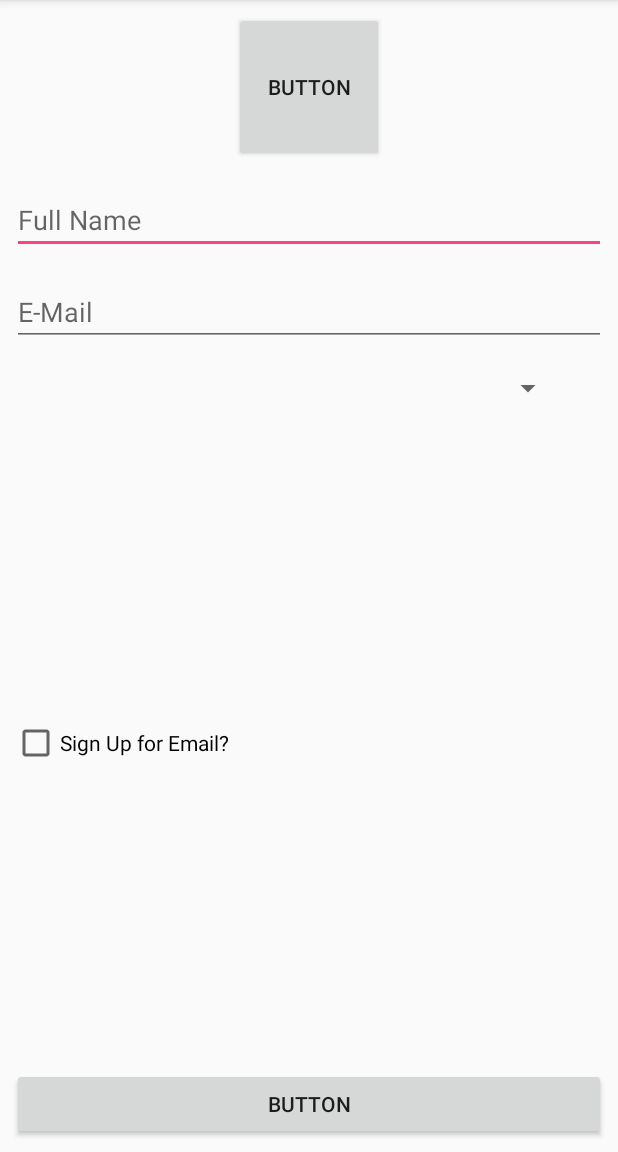
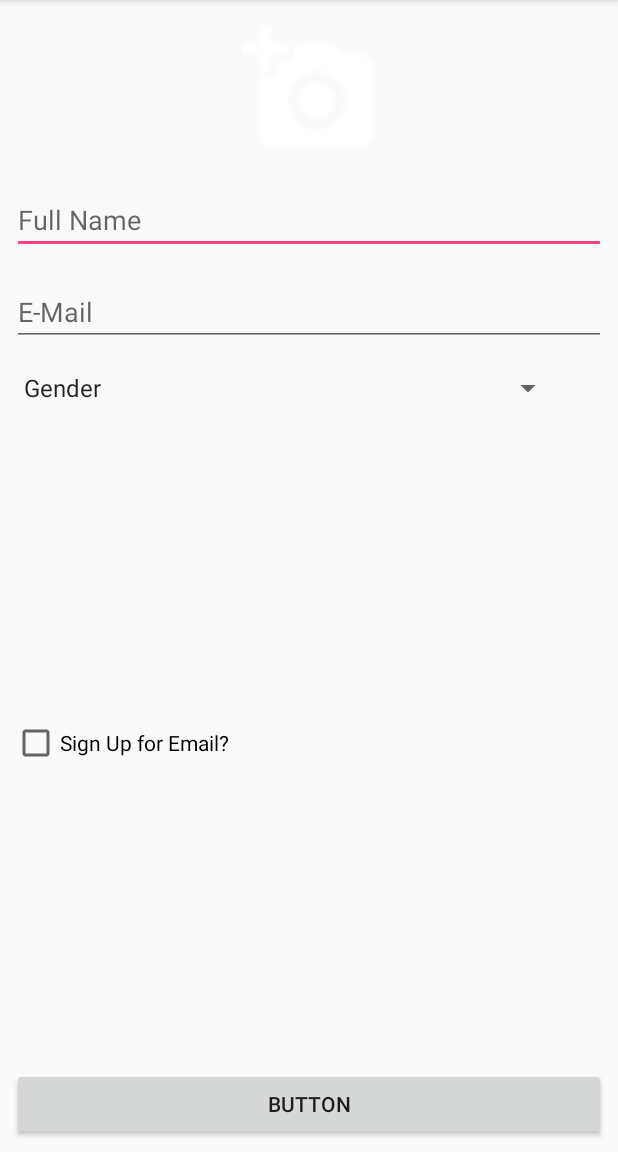
Before and after one commit to txcsmad/f18-android, an Android app: the SignUpActivity screen opened directly, with no data from a screen before it, after a tap on "BUTTON", on a phone screen of 412 x 824 dp, the part 84-1236 px from its top. Run offline under Robolectric (Android 15) with nearby library versions, the phone set to English and light mode, and no system bars; 1 statement that could not run was skipped.

```diff
--- a/SignUpFlow/app/src/main/java/com/mad/yairn/signupflow/MainActivity.java
+++ b/SignUpFlow/app/src/main/java/com/mad/yairn/signupflow/MainActivity.java
@@ -7,6 +7,8 @@ import android.view.View;
 import android.widget.Toast;
 
 public class MainActivity extends AppCompatActivity {
+
+    // https://github.com/txcsmad/f18-android
 
     @Override
     protected void onCreate(Bundle savedInstanceState) {
--- a/SignUpFlow/app/src/main/java/com/mad/yairn/signupflow/SignUpActivity.java
+++ b/SignUpFlow/app/src/main/java/com/mad/yairn/signupflow/SignUpActivity.java
@@ -1,13 +1,122 @@
 package com.mad.yairn.signupflow;
 
+import android.Manifest;
+import android.content.Intent;
+import android.content.pm.PackageManager;
+import android.graphics.Bitmap;
+import android.os.Environment;
+import android.provider.MediaStore;
 import android.support.v7.app.AppCompatActivity;
 import android.os.Bundle;
+import android.view.View;
+import android.widget.Button;
+import android.widget.EditText;
+import android.widget.ImageButton;
+import android.widget.Spinner;
+import android.support.design.widget.Snackbar;
+
+
+import java.io.File;
+import java.io.IOException;
+import java.text.SimpleDateFormat;
+import java.util.Date;
 
 public class SignUpActivity extends AppCompatActivity {
+
+    private static final int ALL_PERM_GRANTED = 0;
+    private static final int REQ_TAKE_PIC = 1;
+
+
+    private ImageButton addPhotoButton;
+    private EditText nameEditTextView;
+    private EditText emailEditTextView;
+    private Spinner genderSpinner;
+
+    private Bitmap bitmapPicture = null;
+
 
     @Override
     protected void onCreate(Bundle savedInstanceState) {
         super.onCreate(savedInstanceState);
         setContentView(R.layout.activity_sign_up);
+
+        addPhotoButton = findViewById(R.id.addPhotoButton);
+        nameEditTextView = findViewById(R.id.nameEditText);
+        emailEditTextView = findViewById(R.id.emailEditText);
+        genderSpinner = findViewById(R.id.genderSpinner);
+
+        addPhotoButton.setBackgroundResource(R.drawable.ic_add_photo);
+    }
+
+
+    public void onClickPic(View view) {
+        Intent intent = new Intent(MediaStore.ACTION_IMAGE_CAPTURE);
+
+        checkPermissions();
+
+        if(intent.resolveActivity(getPackageManager()) != null) {
+            // Create the File where the photo should go
+            File photoFile = null;
+
+            try {
+                photoFile = createImageFile();
+            } catch (IOException ex) {
+
+            }
+
+            if(photoFile != null) {
+                intent.putExtra(MediaStore.EXTRA_OUTPUT, photoFile);
+                startActivityForResult(intent, REQ_TAKE_PIC);
+            }
+        }
+    }
+
+    //     in build.gradle(app): implementation 'com.android.support:design:27.1.1'
+
+    //     import android.support.design.widget.Snackbar;
+    public void onClickNext(View view) {
+        String firstName = nameEditTextView.getText().toString();
+        String email = emailEditTextView.getText().toString();
+
+        if(firstName.length() > 0 && email.length() > 0 &&
+                genderSpinner.getSelectedItemPosition() > 0 &&
+                bitmapPicture != null) {
+
+        } else {
+            Snackbar.make(getCurrentFocus(), "One or more fields are missing",
+                    Snackbar.LENGTH_LONG).show();
+        }
+
+    }
+
+    private File createImageFile() throws IOException {
+        String timeStamp = new SimpleDateFormat("yyyyMMdd_HHmmss").format(new Date());
+        String imageFileName = "JPEG_" + timeStamp + "_";
+        File storageDir = getExternalFilesDir(Environment.DIRECTORY_PICTURES);
+        File imageFile = File.createTempFile(imageFileName, ".jpg", storageDir);
+
+        return imageFile;
+    }
+
+    @Override
+    protected void onActivityResult(int requestCode, int resultCode, Intent data) {
+        if(requestCode == REQ_TAKE_PIC && resultCode == RESULT_OK) {
+            Bundle extras = data.getExtras();
+            Bitmap imageBitmap = (Bitmap) extras.get("data");
+            bitmapPicture =imageBitmap;
+            addPhotoButton.setImageBitmap(bitmapPicture);
+        }
+    }
+
+    private void checkPermissions() {
+        String[] permissions = new String[] {Manifest.permission.WRITE_EXTERNAL_STORAGE,
+                Manifest.permission.READ_EXTERNAL_STORAGE, Manifest.permission.CAMERA};
+
+        for(String permission: permissions) {
+            if(checkSelfPermission(permission) != PackageManager.PERMISSION_GRANTED) {
+                requestPermissions(new String[]{permission}, ALL_PERM_GRANTED);
+            }
+        }
+
     }
 }
--- a/SignUpFlow/app/src/main/res/layout/activity_sign_up.xml
+++ b/SignUpFlow/app/src/main/res/layout/activity_sign_up.xml
@@ -6,7 +6,7 @@
     android:layout_height="match_parent"
     tools:context=".SignUpActivity">
 
-    <Button
+    <ImageButton
         android:id="@+id/addPhotoButton"
         android:layout_width="100dp"
         android:layout_height="100dp"
@@ -39,8 +39,9 @@
         android:layout_height="wrap_content"
         android:layout_marginStart="8dp"
         android:layout_marginTop="16dp"
+        android:entries="@array/gender"
         app:layout_constraintStart_toStartOf="parent"
-        app:layout_constraintTop_toBottomOf="@+id/editText3" />
+        app:layout_constraintTop_toBottomOf="@+id/emailEditText" />
 
     <Button
         android:id="@+id/nextButton"
@@ -49,6 +50,7 @@
         android:layout_marginBottom="8dp"
         android:layout_marginEnd="8dp"
         android:layout_marginStart="8dp"
+        android:onClick="onClickNext"
         android:text="Button"
         app:layout_constraintBottom_toBottomOf="parent"
         app:layout_constraintEnd_toEndOf="parent"
@@ -69,7 +71,7 @@
         app:layout_constraintTop_toBottomOf="@+id/genderSpinner" />
 
     <EditText
-        android:id="@+id/editText3"
+        android:id="@+id/emailEditText"
         android:layout_width="0dp"
         android:layout_height="wrap_content"
         android:layout_marginEnd="8dp"
--- a/SignUpFlow/app/src/main/res/values/strings.xml
+++ b/SignUpFlow/app/src/main/res/values/strings.xml
@@ -1,3 +1,11 @@
 <resources>
     <string name="app_name">SignUpFlow</string>
+
+    <string-array name="gender">
+        <item>Gender</item>
+        <item>Male</item>
+        <item>Female</item>
+        <item>Other</item>
+    </string-array>
+
 </resources>
```
Also changed, not shown: SignUpFlow/app/build.gradle (+6 -3 lines), SignUpFlow/app/src/main/AndroidManifest.xml (+9 -0 lines), SignUpFlow/app/src/main/res/drawable-hdpi/ic_add_photo.png (added), SignUpFlow/app/src/main/res/drawable-mdpi/ic_add_photo.png (added), SignUpFlow/app/src/main/res/drawable-xhdpi/ic_add_photo.png (added), SignUpFlow/app/src/main/res/drawable-xxhdpi/ic_add_photo.png (added), 1 other file.
